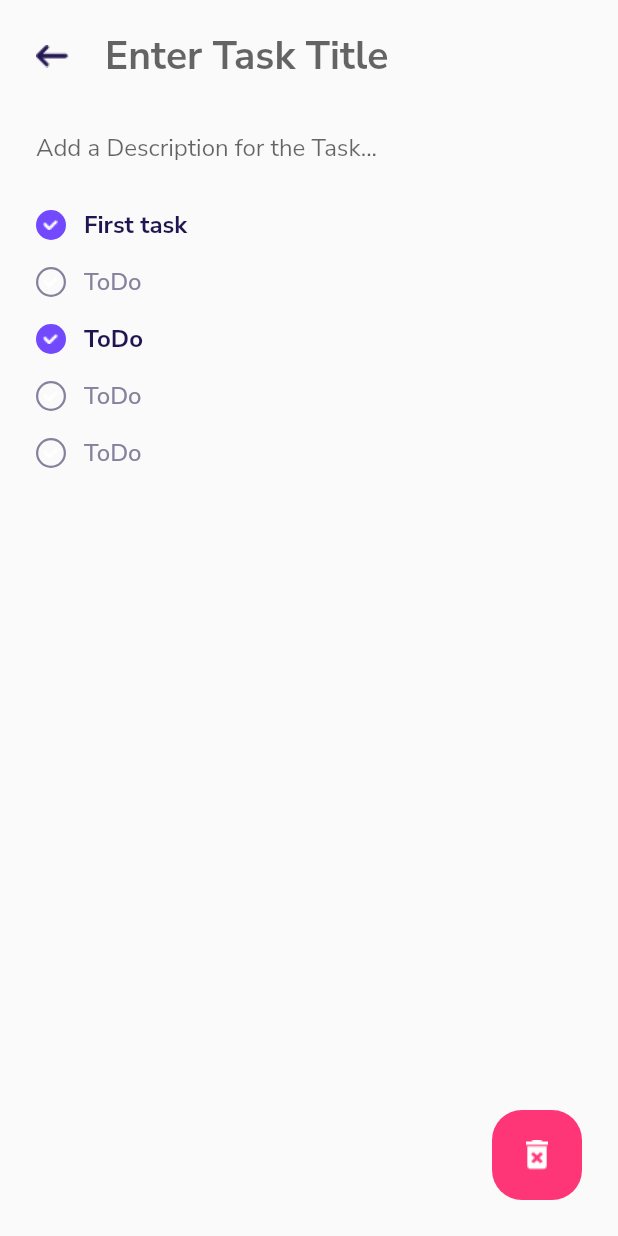
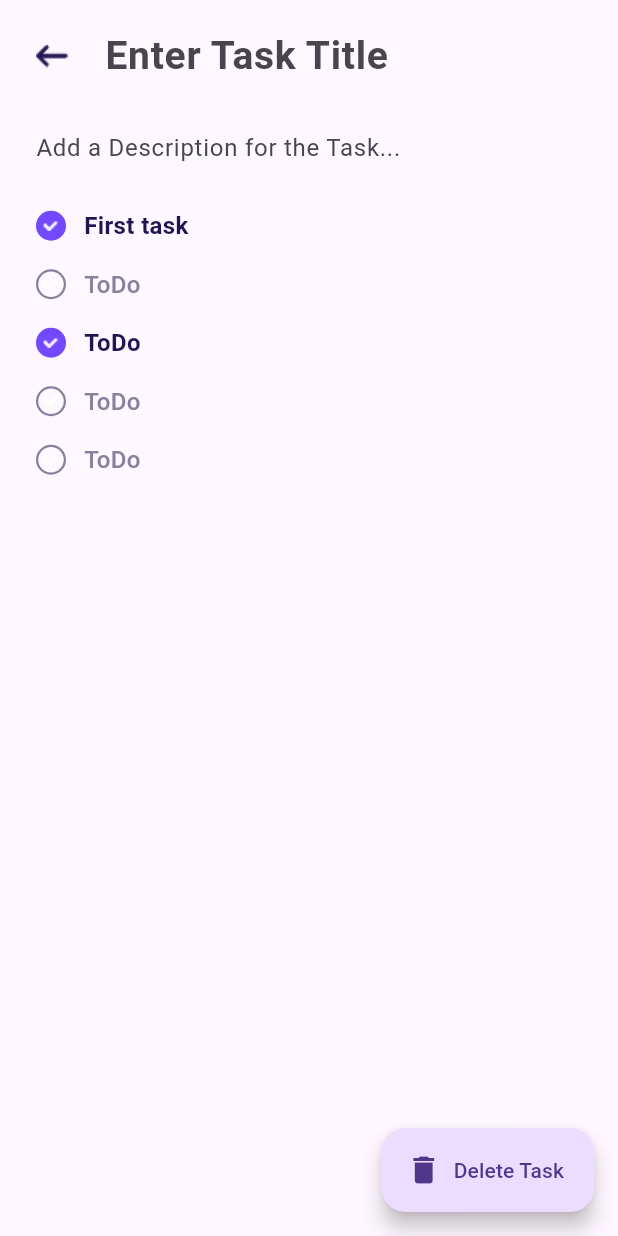
Before and after one commit to luismeza8/anotherNotesApp, a Flutter app: the TaskPage screen opened directly, on a phone screen of 412 x 824 dp. Run offline on Flutter 3.47's test engine with Material 2 defaults, Android fonts, the phone set to English and light mode, and no system bars; our stand-ins replace sqflite; accounts and stored records are empty.

Commit message:
changing the design a little bit

```diff
--- a/lib/main.dart
+++ b/lib/main.dart
@@ -1,5 +1,4 @@
 import 'package:flutter/material.dart';
-import 'package:google_fonts/google_fonts.dart';
 import 'package:todo_app/screens/homepage.dart';
 
 void main() {
@@ -14,8 +13,8 @@ class MyApp extends StatelessWidget {
     return MaterialApp(
       debugShowCheckedModeBanner: false,
       theme: ThemeData(
-          textTheme:
-              GoogleFonts.nunitoSansTextTheme(Theme.of(context).textTheme)),
+        useMaterial3: true,
+      ),
       home: const HomepageScreen(),
     );
   }
--- a/lib/screens/taskpage.dart
+++ b/lib/screens/taskpage.dart
@@ -9,6 +9,11 @@ class TaskPage extends StatelessWidget {
   @override
   Widget build(BuildContext context) {
     return Scaffold(
+      floatingActionButton: FloatingActionButton.extended(
+        onPressed: () {},
+        label: Text('Delete Task'),
+        icon: Icon(Icons.delete),
+      ),
       body: SafeArea(
         child: Stack(
           children: [
@@ -42,7 +47,6 @@ class TaskPage extends StatelessWidget {
                               Task _newTask = Task(title: value);
 
                               _dbHelper.insertStask(_newTask);
-                              print('Good job');
                             }
                           },
                           style: const TextStyle(
@@ -83,25 +87,25 @@ class TaskPage extends StatelessWidget {
                 ),
               ],
             ),
-            Positioned(
-              bottom: 24.0,
-              right: 24.0,
-              child: GestureDetector(
-                onTap: (() => Navigator.push(context,
-                    MaterialPageRoute(builder: (context) => const TaskPage()))),
-                child: Container(
-                  height: 60,
-                  width: 60,
-                  decoration: BoxDecoration(
-                    color: const Color(0xFFFE3577),
-                    borderRadius: BorderRadius.circular(20),
-                  ),
-                  child: const Image(
-                    image: AssetImage('assets/images/delete_icon.png'),
-                  ),
-                ),
-              ),
-            )
+            // Positioned(
+            //   bottom: 24.0,
+            //   right: 24.0,
+            //   child: GestureDetector(
+            //     onTap: (() => Navigator.push(context,
+            //         MaterialPageRoute(builder: (context) => const TaskPage()))),
+            //     child: Container(
+            //       height: 60,
+            //       width: 60,
+            //       decoration: BoxDecoration(
+            //         color: const Color(0xFFFE3577),
+            //         borderRadius: BorderRadius.circular(20),
+            //       ),
+            //       child: const Image(
+            //         image: AssetImage('assets/images/delete_icon.png'),
+            //       ),
+            //     ),
+            //   ),
+            // )
           ],
         ),
       ),
--- a/lib/widgets.dart
+++ b/lib/widgets.dart
@@ -11,7 +11,7 @@ class TaskCard extends StatelessWidget {
     return Container(
       width: double.infinity,
       padding: const EdgeInsets.symmetric(vertical: 32, horizontal: 24),
-      margin: const EdgeInsets.only(bottom: 20),
+      margin: const EdgeInsets.only(top: 20),
       decoration: BoxDecoration(
         color: Colors.white,
         borderRadius: BorderRadius.circular(20),
```
Also changed, not shown: lib/screens/homepage.dart (+27 -36 lines).
